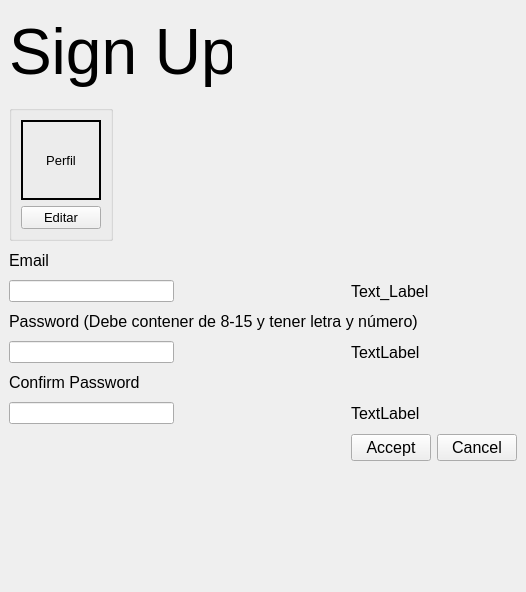
Qt form Trabajo/signup.ui (KaiacUPV/PROYECTO-IHM) before a commit.
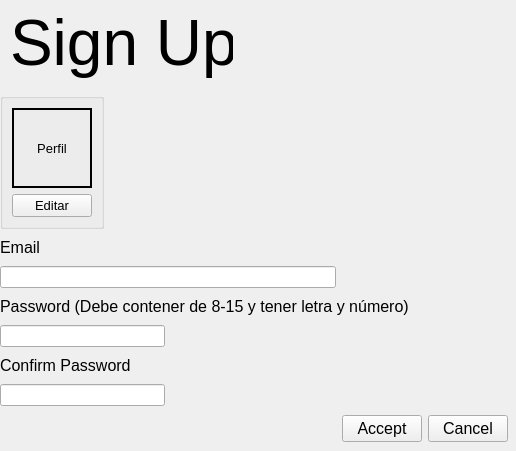
The same form after that commit.

What changed in the file:
```diff
--- a/Trabajo/signup.ui
+++ b/Trabajo/signup.ui
@@ -6,8 +6,8 @@
    <rect>
     <x>0</x>
     <y>0</y>
-    <width>526</width>
-    <height>592</height>
+    <width>516</width>
+    <height>451</height>
    </rect>
   </property>
   <property name="windowTitle">
@@ -16,8 +16,8 @@
   <widget class="QLabel" name="Title_Label">
    <property name="geometry">
     <rect>
-     <x>9</x>
-     <y>9</y>
+     <x>10</x>
+     <y>0</y>
      <width>223</width>
      <height>86</height>
     </rect>
@@ -40,49 +40,13 @@
   <widget class="QWidget" name="widget" native="true">
    <property name="geometry">
     <rect>
-     <x>9</x>
-     <y>101</y>
+     <x>0</x>
+     <y>90</y>
      <width>508</width>
-     <height>367</height>
+     <height>361</height>
     </rect>
    </property>
    <layout class="QGridLayout" name="gridLayout">
-    <item row="4" column="2">
-     <widget class="QLabel" name="label_2">
-      <property name="font">
-       <font>
-        <pointsize>12</pointsize>
-       </font>
-      </property>
-      <property name="text">
-       <string>TextLabel</string>
-      </property>
-     </widget>
-    </item>
-    <item row="2" column="2">
-     <widget class="QLabel" name="lErrorEmail">
-      <property name="font">
-       <font>
-        <pointsize>12</pointsize>
-       </font>
-      </property>
-      <property name="text">
-       <string>Text_Label</string>
-      </property>
-     </widget>
-    </item>
-    <item row="6" column="2">
-     <widget class="QLabel" name="label_3">
-      <property name="font">
-       <font>
-        <pointsize>12</pointsize>
-       </font>
-      </property>
-      <property name="text">
-       <string>TextLabel</string>
-      </property>
-     </widget>
-    </item>
     <item row="6" column="0">
      <widget class="QLineEdit" name="lineEdit_3"/>
     </item>
@@ -141,9 +105,6 @@
       </property>
      </spacer>
     </item>
-    <item row="2" column="0">
-     <widget class="QLineEdit" name="Text_Email"/>
-    </item>
     <item row="1" column="0">
      <widget class="QLabel" name="leEmail">
       <property name="sizePolicy">
@@ -248,6 +209,9 @@
       </layout>
      </widget>
     </item>
+    <item row="2" column="0" colspan="2">
+     <widget class="QLineEdit" name="Text_Email"/>
+    </item>
    </layout>
   </widget>
  </widget>
```
